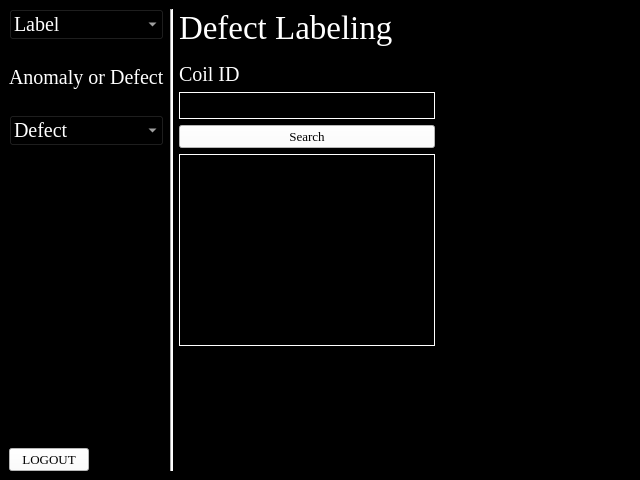
The window that label_page/defect/defect.ui (siahaanabrahams/desktop_app) describes before a commit, drawn with Qt 5.
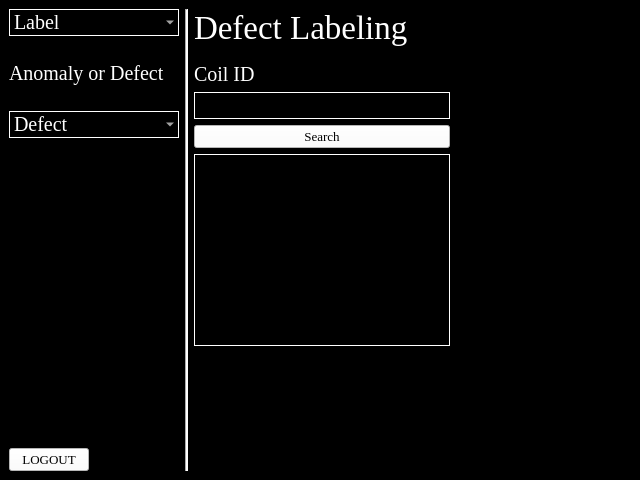
The same window after the commit.

Commit message: fix: make sidebar width consistent accross all pages

What changed in the file:
```diff
--- a/label_page/defect/defect.ui
+++ b/label_page/defect/defect.ui
@@ -162,7 +162,12 @@
            </font>
           </property>
           <property name="styleSheet">
-           <string notr="true">color: rgb(255, 255, 255);</string>
+           <string notr="true">QComboBox {
+    color: white;
+    background-color: black;
+    border: 1px solid white; 
+	width: 150px;
+}</string>
           </property>
           <item>
            <property name="text">
@@ -253,7 +258,12 @@
            </font>
           </property>
           <property name="styleSheet">
-           <string notr="true">color: rgb(255, 255, 255);</string>
+           <string notr="true">QComboBox {
+    color: white;
+    background-color: black;
+    border: 1px solid white; 
+	width: 150px;
+}</string>
           </property>
           <item>
            <property name="text">
```
The commit also changes 9 other files.
